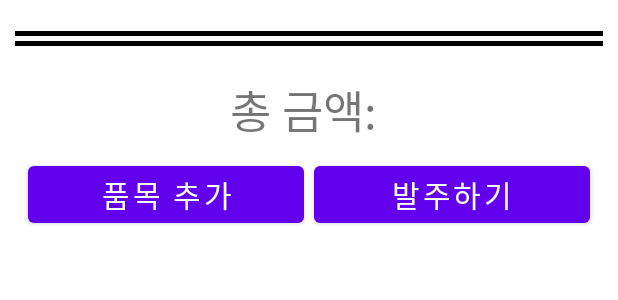
After one commit to SuhwanMylife/CafeManagerProject, an Android app: the layout order_final.xml on its own in the app's theme, with its tools: preview values and no code run, on a phone screen of 412 x 824 dp. The commit adds this screen. Shown: the top 300 px of the screen. Run offline under Robolectric (Android 15) with nearby library versions, the phone set to English and light mode, and no system bars; network calls fail.

Commit message:
발주 부문 액티비티 설계

```diff
--- a/Cafe_manager/app/src/main/java/com/creapple/cafe_manager/InventoryMainActivity.java
+++ b/Cafe_manager/app/src/main/java/com/creapple/cafe_manager/InventoryMainActivity.java
@@ -155,6 +155,7 @@ public class InventoryMainActivity extends AppCompatActivity {
     public class GetData extends AsyncTask<String, Void, String>{
 
         ProgressDialog progressDialog;
+
         // String errorString = null;
 
         @Override
--- /dev/null
+++ b/Cafe_manager/app/src/main/res/layout/order_final.xml
@@ -0,0 +1,57 @@
+<?xml version="1.0" encoding="utf-8"?>
+<LinearLayout xmlns:android="http://schemas.android.com/apk/res/android"
+    android:layout_width="match_parent"
+    android:layout_height="match_parent"
+    android:orientation="vertical"
+    android:padding="10dp">
+
+    <androidx.recyclerview.widget.RecyclerView
+        android:layout_margin="5dp"
+        android:layout_width="match_parent"
+        android:layout_height="wrap_content"
+        android:id="@+id/listView_main_list" />
+
+    <View
+        android:background="#000000"
+        android:layout_width="match_parent"
+        android:layout_height="5px"
+        android:layout_marginBottom="3dp"/>
+    <View
+        android:background="#000000"
+        android:layout_width="match_parent"
+        android:layout_height="5px"/>
+
+    <TextView
+        android:layout_width="match_parent"
+        android:layout_height="wrap_content"
+        android:text="총 금액: "
+        android:textSize="30dp"
+        android:gravity="center"
+        android:layout_marginTop="20dp"/>
+
+    <LinearLayout
+        android:layout_margin="5dp"
+        android:layout_width="match_parent"
+        android:layout_height="60dp"
+        android:orientation="horizontal">
+
+        <Button
+            android:layout_width="0dp"
+            android:layout_weight="0.3"
+            android:layout_height="wrap_content"
+            android:gravity="center"
+            android:layout_margin="3dp"
+            android:text="품목 추가"
+            android:textSize="20dp"/>
+
+        <Button
+            android:layout_width="0dp"
+            android:layout_weight="0.3"
+            android:layout_height="wrap_content"
+            android:gravity="center"
+            android:layout_margin="3dp"
+            android:text="발주하기"
+            android:textSize="20dp"/>
+
+    </LinearLayout>
+</LinearLayout>
```
Also changed, not shown: Cafe_manager/app/src/main/res/layout/order_check.xml (added, +53 -0 lines), Cafe_manager/app/src/main/res/layout/order_check_details.xml (added, +24 -0 lines), Cafe_manager/app/src/main/res/layout/order_item_list.xml (added, +53 -0 lines), Cafe_manager/app/src/main/res/layout/order_main.xml (renamed from Cafe_manager/app/src/main/res/layout/inventory_main.xml, +3 -20 lines), Cafe_manager/app/src/main/res/layout/order_popup_activity.xml (added, +139 -0 lines), 1 other file.
